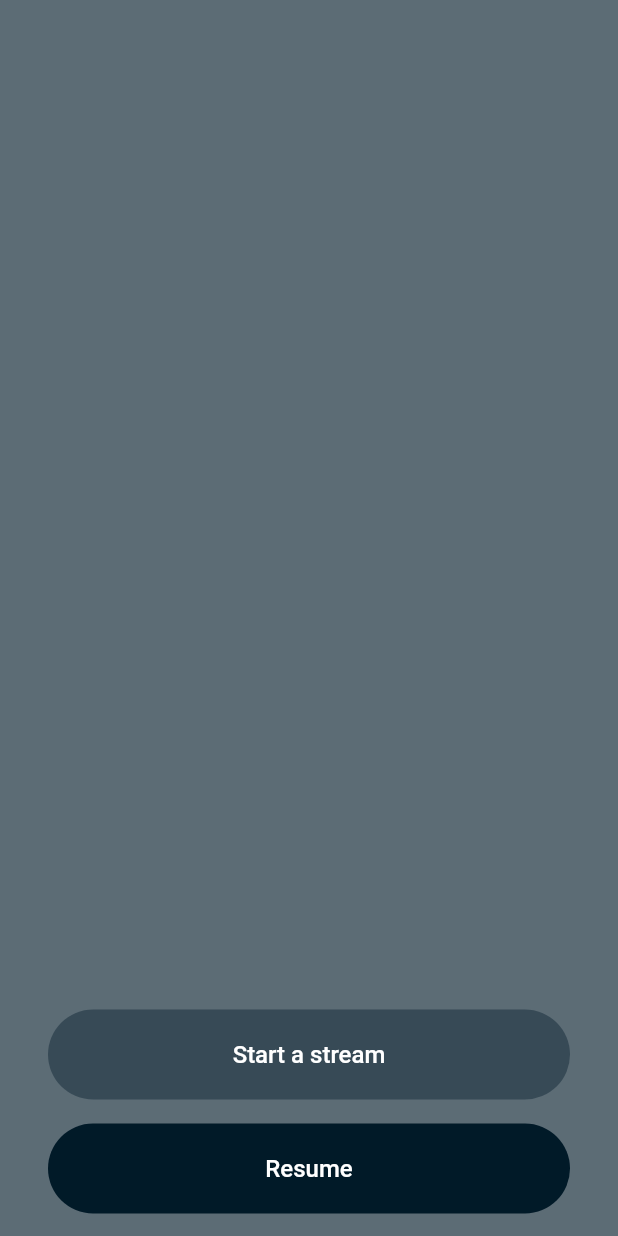
After one commit to artieeg/warpy, a Flutter app: the PausedMenuScreen screen opened by its route, on a phone screen of 412 x 824 dp. The commit adds this screen. Run offline on Flutter 3.47's test engine with Material 2 defaults, Android fonts, the phone set to English and light mode, and no system bars; our stand-ins replace flutter_secure_storage, get_it, video_player; accounts and stored records are empty; network calls fail.

Commit message:
warpy: work paused stream screen

```diff
--- /dev/null
+++ b/warpy/lib/components/base_button.dart
@@ -0,0 +1,31 @@
+import 'package:flutter/material.dart';
+
+class BaseButton extends StatelessWidget {
+  final Function onTap;
+  final double width, height;
+  final Widget child;
+  final bool opaque;
+
+  BaseButton(
+      {required this.onTap,
+      required this.width,
+      required this.height,
+      required this.child,
+      this.opaque = false});
+
+  @override
+  Widget build(BuildContext context) {
+    var opacity = this.opaque ? 1.0 : 0.4;
+
+    return GestureDetector(
+        onTap: () => this.onTap(),
+        child: Container(
+            height: this.height,
+            alignment: Alignment.center,
+            width: this.width,
+            decoration: BoxDecoration(
+                color: Color.fromRGBO(1, 26, 40, opacity),
+                borderRadius: BorderRadius.circular(height)),
+            child: this.child));
+  }
+}
--- a/warpy/lib/components/components.dart
+++ b/warpy/lib/components/components.dart
@@ -1 +1,2 @@
 export './stream.dart';
+export './text_button.dart';
--- /dev/null
+++ b/warpy/lib/components/text_button.dart
@@ -0,0 +1,20 @@
+import 'package:flutter/material.dart';
+
+import 'base_button.dart';
+
+class RoundTextButton extends StatelessWidget {
+  final String title;
+  final bool opaque;
+
+  RoundTextButton(this.title, {this.opaque = false});
+
+  @override
+  Widget build(BuildContext context) {
+    return BaseButton(
+        onTap: () {},
+        opaque: this.opaque,
+        height: 60,
+        width: double.infinity,
+        child: Text(this.title, style: Theme.of(context).textTheme.button));
+  }
+}
--- a/warpy/lib/main.dart
+++ b/warpy/lib/main.dart
@@ -15,11 +15,17 @@ class MyApp extends StatelessWidget {
         theme: ThemeData(
           primarySwatch: Colors.blue,
           backgroundColor: Colors.white,
+          textTheme: TextTheme(
+              button:  TextStyle(fontSize: 16, color: Colors.white)
+          )
         ),
+        onGenerateRoute: (settings) {},
         routes: {
           "/": (_) => SplashScreen(),
           "/signup/dev": (_) => DevSignUpScreen(),
           "/feed": (_) => FeedScreen(),
+          "/stream/new": (_) => NewStream(),
+          "/stream/paused": (_) => PausedMenuScreen(),
         });
   }
 }
--- /dev/null
+++ b/warpy/lib/screens/paused_menu.dart
@@ -0,0 +1,31 @@
+import 'package:flutter/material.dart';
+import 'package:warpy/components/components.dart';
+import 'dart:ui' as ui;
+
+class PausedMenuScreen extends StatelessWidget {
+  @override
+  Widget build(BuildContext context) {
+    return Scaffold(
+        backgroundColor: Color.fromRGBO(1, 26, 40, 0.4),
+        body: BackdropFilter(
+          filter: ui.ImageFilter.blur(
+            sigmaX: 16.0,
+            sigmaY: 16.0,
+          ),
+          child: Padding(
+            padding:
+                const EdgeInsets.only(left: 32, top: 0, right: 32, bottom: 15),
+            child: Center(
+              child: Column(
+                  mainAxisAlignment: MainAxisAlignment.end,
+                  crossAxisAlignment: CrossAxisAlignment.center,
+                  children: [
+                    RoundTextButton("Start a stream"),
+                    const SizedBox(height: 16),
+                    RoundTextButton("Resume", opaque: true)
+                  ]),
+            ),
+          ),
+        ));
+  }
+}
--- a/warpy/lib/screens/screens.dart
+++ b/warpy/lib/screens/screens.dart
@@ -1,3 +1,5 @@
 export './dev_signup.dart';
 export './splash.dart';
 export './feed.dart';
+export './new_stream.dart';
+export './paused_menu.dart';
--- a/warpy/lib/services/api_service.dart
+++ b/warpy/lib/services/api_service.dart
@@ -29,7 +29,9 @@ class APIService {
   Future<NewUserResponse> createDevUser(NewDevUserPayload payload) async {
     var url = _getUri("user/dev");
 
-    var response = await _client.post(url, body: payload.toJson(), headers: _getHeaders());
+    var response = await _client.post(url, body: payload.toJson(), headers: {
+      "content-type": "application/json"
+    });
     print(response.body);
     print(response.statusCode);
     print(response.headers);
```
Also changed, not shown: warpy/lib/components/stream.dart (+15 -6 lines), warpy/lib/screens/feed.dart (+15 -1 lines), warpy/lib/screens/new_stream.dart (added, +10 -0 lines), 2 other files.
